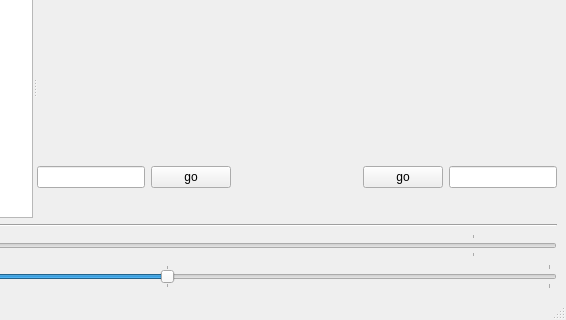
First picture: the form in src/dvbcutbase.ui, repository nextghost/dvbcut-qt4, before the edit; both pictures show x 232 to 798 and y 101 to 421 of the 798 by 421 pixel window.
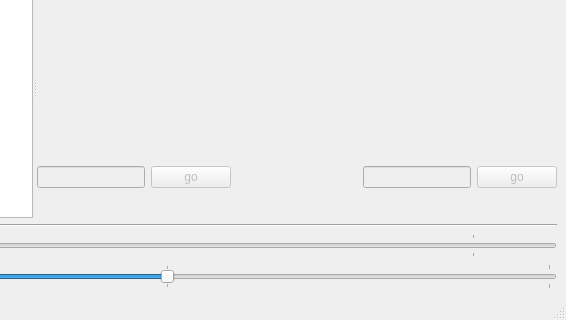
Second picture: the form after the edit. Icons and pictures are not drawn.

Commit message: Disable navigation line edits on startup

What changed in the file:
```diff
--- a/src/dvbcutbase.ui
+++ b/src/dvbcutbase.ui
@@ -101,6 +101,9 @@
          <layout class="QHBoxLayout" name="horizontalLayout">
           <item>
            <widget class="QLineEdit" name="goinput">
+            <property name="enabled">
+             <bool>false</bool>
+            </property>
             <property name="sizePolicy">
              <sizepolicy hsizetype="Fixed" vsizetype="Fixed">
               <horstretch>0</horstretch>
@@ -111,6 +114,9 @@
           </item>
           <item>
            <widget class="QPushButton" name="gobutton">
+            <property name="enabled">
+             <bool>false</bool>
+            </property>
             <property name="text">
              <string>go</string>
             </property>
@@ -156,15 +162,11 @@
             </property>
            </spacer>
           </item>
-          <item>
-           <widget class="QPushButton" name="gobutton2">
-            <property name="text">
-             <string>go</string>
-            </property>
-           </widget>
-          </item>
           <item>
            <widget class="QLineEdit" name="goinput2">
+            <property name="enabled">
+             <bool>false</bool>
+            </property>
             <property name="sizePolicy">
              <sizepolicy hsizetype="Fixed" vsizetype="Fixed">
               <horstretch>0</horstretch>
@@ -173,6 +175,16 @@
             </property>
            </widget>
           </item>
+          <item>
+           <widget class="QPushButton" name="gobutton2">
+            <property name="enabled">
+             <bool>false</bool>
+            </property>
+            <property name="text">
+             <string>go</string>
+            </property>
+           </widget>
+          </item>
          </layout>
         </item>
         <item>
```
